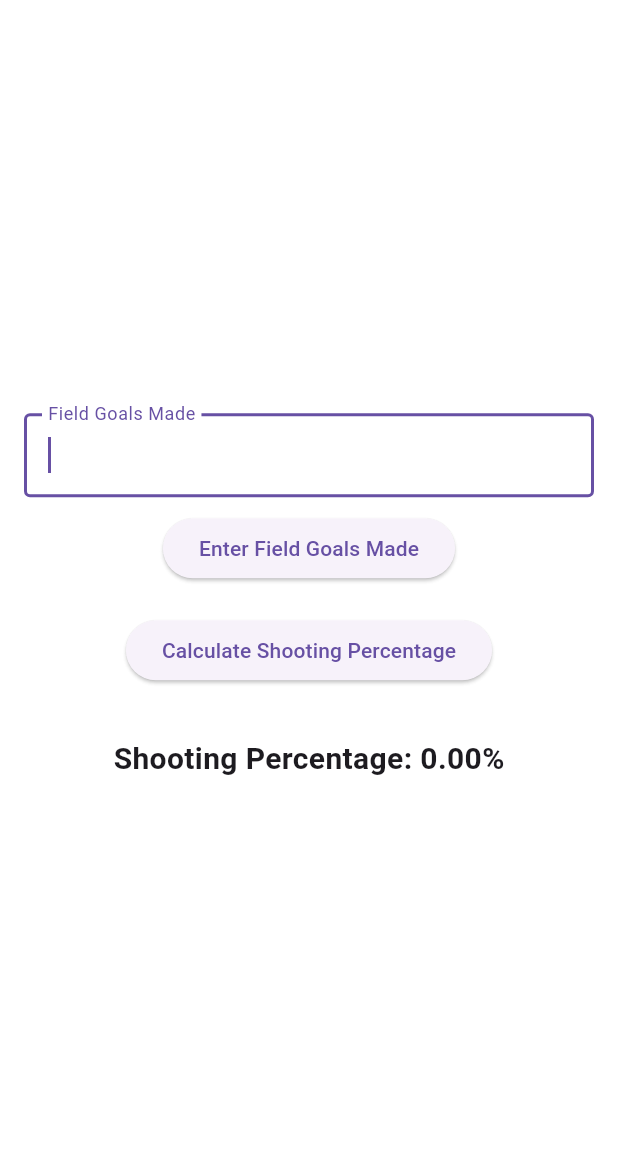
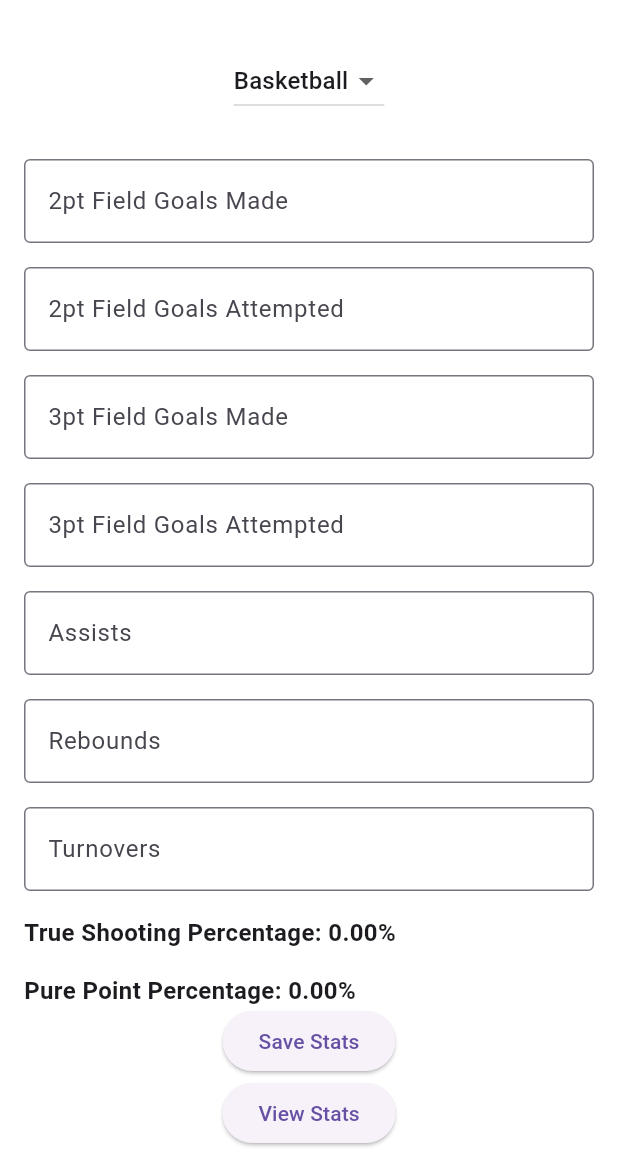
Before and after one commit to crawfordk99/personal-stats-tracker, a Flutter app: the screen it shows after launch, on a phone screen of 412 x 824 dp, the part 63-1236 px from its top. Run offline on Flutter 3.47's test engine with Material 3 defaults, Android fonts, the light colour scheme and no system bars; our stand-ins replace cloud_firestore, firebase_auth, firebase_core; accounts and stored records are empty; Roboto replaces fonts that are missing (Arial).

Commit message:
Set up enter stats screen and see stats screen

```diff
--- /dev/null
+++ b/emulator-data/auth_export/accounts.json
@@ -0,0 +1 @@
+{"kind":"identitytoolkit#DownloadAccountResponse","users":[]}
--- /dev/null
+++ b/emulator-data/auth_export/config.json
@@ -0,0 +1 @@
+{"signIn":{"allowDuplicateEmails":false},"emailPrivacyConfig":{"enableImprovedEmailPrivacy":false}}
--- /dev/null
+++ b/lib/enter_stats.dart
@@ -0,0 +1,133 @@
+import 'package:flutter/material.dart';
+import 'package:personal_stats_tracker/sports_stats.dart';
+import 'package:personal_stats_tracker/services/firebase_firestore.dart';
+
+
+class NumberInputScreen extends StatefulWidget {
+  const NumberInputScreen({super.key});
+  @override
+  NumberInputScreenState createState() => NumberInputScreenState();
+}
+
+class NumberInputScreenState extends State<NumberInputScreen> {
+  // default sport
+  String selectedSport = "Basketball";
+  final FirebaseFirestoreService _firestore = FirebaseFirestoreService();
+  // Set a list to hold calculatedStats
+  Map<String, double> calculatedStats = {};
+
+  @override
+  Widget build(BuildContext context) {
+    List<SportsStats> stats = sportsStats[selectedSport] ?? [];
+    // Builds every time set state is called
+    print("Building");
+    return Scaffold(
+      appBar: AppBar(
+        title: Text('Personal Stats Tracker'),
+        backgroundColor: Colors.white60,
+      ),
+      body: Padding(
+        padding: const EdgeInsets.all(16),
+        child: Column(
+          // Align button in the center of the screen
+          mainAxisAlignment: MainAxisAlignment.center,
+          // control the button widget, and the text
+          children: <Widget>[
+            DropdownButton<String>(
+                value: selectedSport,
+                items: sportsStats.keys.map((String sport) {
+                  return DropdownMenuItem<String>(
+                      value: sport,
+                      child: Text(sport)
+                  );
+                }).toList(),
+                onChanged: (newSport) {
+                  setState(() {
+                    selectedSport = newSport ?? "Basketball";
+                    calculatedStats.clear();
+                    for (var stat in sportsStats[selectedSport] ?? []) {
+                      stat.controller.clear();
+                    }
+                  });
+                }
+            ),
+            const SizedBox(height: 20),
+
+            // Dynamically render input fields
+            Expanded(
+                child: ListView.builder(
+                    itemCount: stats.length,
+                    itemBuilder: (context, index) {
+                      SportsStats stat = stats[index];
+
+                      if (stat.isCalculated) {
+                        return Padding(
+                          padding: const EdgeInsets.symmetric(vertical: 8.0),
+                          child: Text(
+                            "${stat.name}: ${calculatedStats[stat.name]?.toStringAsFixed(2) ?? '0.00'}%",
+                            style: const TextStyle(fontWeight: FontWeight.bold, fontSize: 16),
+                          ),
+                        );
+                      }
+
+                      return Padding(
+                          padding: const EdgeInsets.symmetric(vertical: 8.0),
+                          child: TextField(
+                            controller: stat.controller,
+                            decoration: InputDecoration(
+                              labelText: stat.name,
+                              border: const OutlineInputBorder(),
+                            ),
+                            keyboardType: TextInputType.number,
+                            onChanged: (value) {
+                              setState(() {
+                                Map<String, double> inputs = {
+                                  for (var s in stats)
+                                    if (!s.isCalculated && double.tryParse(s.controller.text) != null)
+                                      s.name: double.parse(s.controller.text)
+                                };
+                                calculatedStats = calculateStats(selectedSport, inputs);
+                              });
+                            },
+                          )
+                      );
+                    }
+                )
+            ),
+            ElevatedButton(
+              onPressed: () async {
+                Map<String, dynamic> userStats = {};
+
+                for (var stat in sportsStats[selectedSport] ?? []) {
+                  if (!stat.isCalculated && stat.controller.text.isNotEmpty) {
+                    userStats[stat.name] = double.tryParse(stat.controller.text) ?? 0;
+                  }
+                }
+
+                userStats.addAll(calculatedStats); // Add calculated stats
+
+                try {
+                  await _firestore.saveStats(selectedSport, userStats);
+                  ScaffoldMessenger.of(context).showSnackBar(
+                    SnackBar(content: Text("Stats saved successfully!")),
+                  );
+                } catch (e) {
+                  ScaffoldMessenger.of(context).showSnackBar(
+                    SnackBar(content: Text("Error saving stats: $e")),
+                  );
+                }
+              },
+              child: Text("Save Stats"),
+            ),
+            ElevatedButton(
+              onPressed: () {
+                Navigator.pushNamed(context, '/seeStats');
+              },
+              child: Text("View Stats"),
+            ),
+          ],
+        ),
+      ),
+    );
+  } // widget
+} // NumberInputScreenState
--- a/lib/main.dart
+++ b/lib/main.dart
@@ -1,12 +1,19 @@
 import 'package:flutter/material.dart';
-import 'package:personal_stats_tracker/shooting_percentage.dart';
-import 'package:shared_preferences/shared_preferences.dart';
 import 'package:firebase_core/firebase_core.dart';
-import 'package:firebase_auth/firebase_auth.dart';
 
+import 'package:personal_stats_tracker/enter_stats.dart';
+import 'package:personal_stats_tracker/see_stats.dart';
 
-void main() {
-  runApp(const MyApp());
+void main() async {
+  WidgetsFlutterBinding.ensureInitialized();
+
+  try {
+    await Firebase.initializeApp();
+
+    runApp(MyApp());
+  } catch (e) {
+    print("Firebase failed to initialize: $e");
+  }
 }
 
 class MyApp extends StatelessWidget {
@@ -16,135 +23,16 @@ class MyApp extends StatelessWidget {
   @override
   Widget build(BuildContext context) {
     return MaterialApp(
+      debugShowCheckedModeBanner: false,
       title: 'Personal Stats Tracker',
-      home: _NumberInputScreen(),
       theme: ThemeData(
         scaffoldBackgroundColor: Colors.white60,
       ),
+      initialRoute: '/enterStats',
+      routes: {
+        '/enterStats': (context) => NumberInputScreen(),
+        '/seeStats': (context) => SeeStats(),
+      },
     );
   }
 }
-class _NumberInputScreen extends StatefulWidget {
-  @override
-  _NumberInputScreenState createState() => _NumberInputScreenState();
-}
-
-class _NumberInputScreenState extends State<_NumberInputScreen> {
-  // Creates a variable to hold user input
-  final TextEditingController _controller = TextEditingController();
-  int? _fieldGoalsMade; // variable to store field goals made (fgm)
-  int? _fieldGoalsAttempted; // variable to store field goals attempted (fga)
-  double? _shootingPercentage; // variable to store result
-  bool _isFGMEntered = false; // variable to make sure user already entered fgm
-
-  // Function to convert input to number, and store it for calculations
-  void _storeNumber() {
-    setState(() {
-      // Check to see if fgm has already been entered, otherwise enter fgm number
-      if (!_isFGMEntered) {
-        _fieldGoalsMade = int.tryParse(_controller.text);
-        _isFGMEntered = true;
-        _controller.clear(); // Allow for a second number to be entered
-      } else {
-        _fieldGoalsAttempted = int.tryParse(_controller.text);
-        _isFGMEntered = false; // reset to allow for new calculation
-        _controller.clear();
-      }
-    });
-  }
-  // runs before the build, and helps recall what shooting percentage was last time it ran
-  @override
-  void initState() {
-    super.initState();
-    _loadPercentage();
-  }
-
-  // A basic form of saving data in dart, shared preferences can handle saving small bits of data
-  Future<void> _loadPercentage() async {
-    final prefs = await SharedPreferences.getInstance();
-    setState(() {
-      _shootingPercentage = prefs.getDouble('shooting_percentage') ?? 0;
-    });
-  }
-
-  /* This will connect the shooting percentage class. This helps keep the code cleaner,
-  * and lets a different class other than main worry about the calculations*/
-  Future<void> _calculatePercentage() async {
-    final prefs = await SharedPreferences.getInstance();
-    double result = 0.0;
-    if (_fieldGoalsMade != null && _fieldGoalsAttempted != null) {
-      result = ShootingPercentage.calculateShootingPercentage(_fieldGoalsMade ?? 0, _fieldGoalsAttempted ?? 0);
-      prefs.setDouble('shooting_percentage', result);
-      setState(() {
-        _shootingPercentage = result;
-      });
-      // _savePercentage(_shootingPercentage ?? 0);
-    }
-  }
-
-  @override
-  Widget build(BuildContext context) {
-    // Builds every time set state is called
-    return Scaffold(
-      appBar: AppBar(
-        title: Text('Personal Stats Tracker'),
-        backgroundColor: Colors.white60,
-      ),
-      body: Padding(
-        padding: const EdgeInsets.all(16),
-        child: Column(
-          // Align button in the center of the screen
-          mainAxisAlignment: MainAxisAlignment.center,
-          // control the button widget, and the text
-          children: <Widget>[
-            TextField(
-              // Saves user input
-              controller: _controller,
-              // Allows for enter key strokes to be recognized
-              autofocus: true,
-              // Focus on numbers being entered
-              keyboardType: TextInputType.number,
-              decoration: InputDecoration(
-                // Affects text for user input
-                labelText: _isFGMEntered ? 'Field Goals Attempted' : 'Field Goals Made',
-                // Puts a border around the user input text box
-                border: OutlineInputBorder(),
-              ),
-              // Allow for pressing enter to submit number
-              onSubmitted: (value){
-                _storeNumber();
-            },
-            ),
-            SizedBox(height: 10),
-            ElevatedButton(
-                onPressed: _storeNumber,
-                child: Text(_isFGMEntered ? 'Enter Field Goals Attempted' : 'Enter Field Goals Made'),
-            ),
-            SizedBox(height: 20),
-            ElevatedButton(
-                onPressed: _calculatePercentage,
-                child: Text('Calculate Shooting Percentage'),
-            ),
-            Text(
-              // Confirm number is stored, or if nil, tell user it wasn't stored
-              _fieldGoalsMade != null ? 'Field Goals Made: $_fieldGoalsMade' : '',
-              style: TextStyle(fontSize: 12, fontFamily: "Times New Roman"),
-            ),
-            Text(
-              _fieldGoalsAttempted != null ? 'Field Goals Attempted: $_fieldGoalsAttempted' : '',
-              style: TextStyle(fontSize: 12, fontFamily: "Times New Roman"),
-            ),
-            Text(
-              _shootingPercentage != null ? 'Shooting Percentage: ${((_shootingPercentage ?? 0) * 100).toStringAsFixed(2)}%' : '',
-              style: TextStyle(fontSize: 20, fontFamily: "Arial", fontWeight: FontWeight.bold),
-            )
-          ],
-        ),
-      ),
-    );
-  } // widget
-  // Future<void> _savePercentage(double percentage) async{
-  //   final prefs = await SharedPreferences.getInstance();
-  //   await prefs.setDouble('shooting_percentage', percentage);
-  // }
-} // NumberInputScreenState
--- a/lib/services/firebase_firestore.dart
+++ b/lib/services/firebase_firestore.dart
@@ -1,5 +1,64 @@
 import 'package:cloud_firestore/cloud_firestore.dart';
+import 'package:firebase_auth/firebase_auth.dart';
+import 'package:personal_stats_tracker/services/firebase_auth.dart';
 
 class FirebaseFirestoreService {
+  final FirebaseFirestore _firestore = FirebaseFirestore.instance;
+  final FirebaseAuthService _auth = FirebaseAuthService();
+
+  User? get user => _auth.getCurrentUser();
+
+  String? get userId => user?.uid;
+
+  Future<void> saveStats(
+      String sport,
+      Map<String, dynamic> stats,
+      ) async {
+    if (userId == null) {
+      throw Exception("No user logged in!");
+    }
+
+    await _firestore
+      .collection("users")
+      .doc(userId)
+      .collection("stats")
+      .doc(sport)
+      .collection("entries")
+      .add({
+      "timestamp": FieldValue.serverTimestamp(), ...stats,
+    });
+
+
+  }
+  /// Retrieve stats for a specific sport (sorted by timestamp)
+  Stream<QuerySnapshot> getStatsStream(String sport) {
+    if (userId == null) {
+      return const Stream.empty();
+    }
+
+    return _firestore
+        .collection("users")
+        .doc(userId)
+        .collection("stats")
+        .doc(sport)
+        .collection("entries")
+        .orderBy("timestamp", descending: true)
+        .snapshots();
+  }
+
+  Future<void> deleteUserStats(String sport, String statId) async {
+    if (userId == null) {
+      throw Exception("No user logged in!");
+    }
+
+    await _firestore
+        .collection("users")
+        .doc(userId)
+        .collection("stats")
+        .doc(sport)
+        .collection("entries")
+        .doc(statId)
+        .delete();
+  }
 
 }
--- /dev/null
+++ b/lib/sports_stats.dart
@@ -0,0 +1,63 @@
+/* This class will handle calculations for shooting percentages*/
+import 'package:flutter/cupertino.dart';
+import 'package:flutter/material.dart';
+
+class SportsStats {
+  String name;
+  TextEditingController controller;
+  bool isCalculated;
+
+  SportsStats(this.name, {this.isCalculated = false})
+    : controller = TextEditingController();
+}
+Map<String, List<SportsStats>> sportsStats = {
+  "Basketball": [
+    SportsStats("2pt Field Goals Made"),
+    SportsStats("2pt Field Goals Attempted"),
+    SportsStats("3pt Field Goals Made"),
+    SportsStats("3pt Field Goals Attempted"),
+    SportsStats("Assists"),
+    SportsStats("Rebounds"),
+    SportsStats("Turnovers"),
+    SportsStats("True Shooting Percentage", isCalculated: true), // needs calculation
+    SportsStats("Pure Point Percentage", isCalculated: true) // needs calculation
+  ],
+  "Baseball": [
+    SportsStats("Hits"),
+    SportsStats("At Bats"),
+    SportsStats("Pitcher Strikeouts"),
+    SportsStats("Batters Faced"),
+    SportsStats("Batting Average", isCalculated: true), // needs calculation
+    SportsStats("Strikeout Percentage", isCalculated: true) // needs calculation
+  ],
+};
+Map<String, double> calculateStats(String sport, Map<String, double> inputs) {
+  Map<String, double> results = {};
+  if (sport == "Basketball") {
+    if (inputs.containsKey("2pt Field Goals Attempted") &&
+        inputs.containsKey("3pt Field Goals Attempted")) {
+      results["True Shooting Percentage"] =
+      ((inputs["2pt Field Goals Made"] ?? 0) +
+          ((inputs["3pt Field Goals Made"] ?? 0) * 1.5) /
+              ((inputs["2pt Field Goals Attempted"] ?? 0) +
+                  (inputs["3pt Field Goals Attempted"] ?? 0)) * 100);
+    }
+    else if (inputs.containsKey("2pt Field Goals Attempted")) {
+      results["True Shooting Percentage"] =
+      ((inputs["2pt Field Goals Made"] ?? 0) /
+          (inputs["2pt Field Goals Attempted"] ?? 0) * 100);
+    }
+
+    results["Pure Point Percentage"] =
+    ((inputs["Assists"] ?? 0) / ((inputs["Turnovers"] ?? 0) * 2) * 100);
+
+  }
+  else if (sport == "Baseball") {
+    results["Batting Average"] =
+    ((inputs["Hits"] ?? 0) / (inputs["At Bats"] ?? 0));
+
+    results["Strikeout Rate"] =
+    ((inputs["Pitcher Strikeouts"] ?? 0) / (inputs["Batters Faced"] ?? 0));
+  }
+  return results;
+}
```
Also changed, not shown: emulator-data/firebase-export-metadata.json (added, +12 -0 lines), lib/see_stats.dart (added, +95 -0 lines), lib/shooting_percentage.dart (deleted, +0 -15 lines), pubspec.yaml (+4 -4 lines), firebase.json, pubspec.lock, 1 other file.
